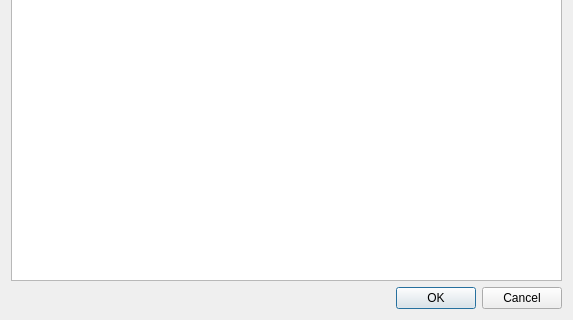
Old version of the form src/dlgrolesselection.ui in the repository syyyr/shvspy; both pictures show x 0 to 573 and y 138 to 458 of the 573 by 458 pixel window.
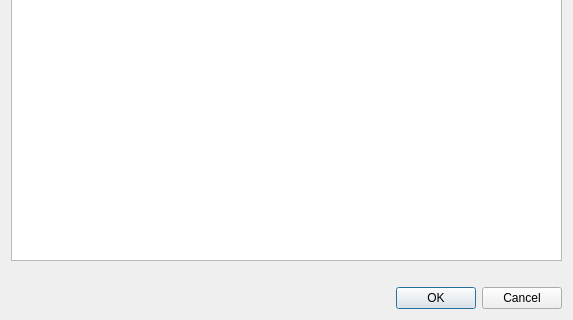
New version of the form.

```diff
--- a/src/dlgrolesselection.ui
+++ b/src/dlgrolesselection.ui
@@ -17,6 +17,13 @@
    <item>
     <widget class="QTreeView" name="tvRoles"/>
    </item>
+   <item>
+    <widget class="QLabel" name="lblStatus">
+     <property name="text">
+      <string/>
+     </property>
+    </widget>
+   </item>
    <item>
     <widget class="QDialogButtonBox" name="buttonBox">
      <property name="orientation">
```
